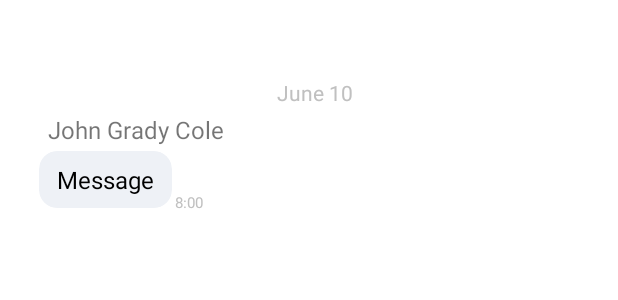
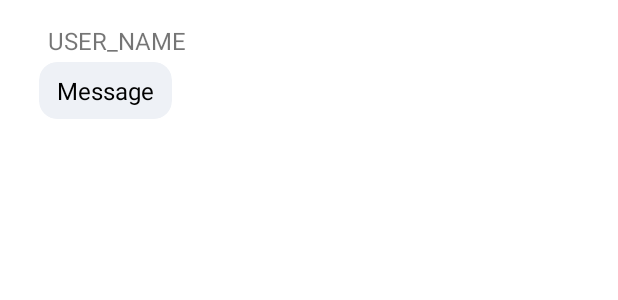
Before and after one commit to jm0rt1/Android-Project3, an Android app: the layout message_received_item.xml on its own in the app's theme, with its tools: preview values and no code run, on a phone screen of 412 x 824 dp. Shown: the top 300 px of the screen. Run offline under Robolectric (Android 15) with nearby library versions, the phone set to English and light mode, and no system bars.

Commit message:
Layout changes

```diff
--- a/app/src/main/res/layout/message_received_item.xml
+++ b/app/src/main/res/layout/message_received_item.xml
@@ -1,25 +1,11 @@
 <?xml version="1.0" encoding="utf-8"?>
 <androidx.constraintlayout.widget.ConstraintLayout xmlns:android="http://schemas.android.com/apk/res/android"
     xmlns:app="http://schemas.android.com/apk/res-auto"
+    xmlns:tools="http://schemas.android.com/tools"
     android:layout_width="match_parent"
     android:layout_height="wrap_content"
     android:layout_marginStart="8dp"
     android:layout_marginTop="16dp">
-
-    <TextView
-        android:id="@+id/text_gchat_date_other"
-        android:layout_width="wrap_content"
-        android:layout_height="wrap_content"
-        android:layout_marginTop="32dp"
-        android:paddingStart="8dp"
-        android:paddingTop="4dp"
-        android:paddingEnd="8dp"
-        android:paddingBottom="4dp"
-        android:text="June 10"
-        android:textColor="#C0C0C0"
-        app:layout_constraintEnd_toEndOf="parent"
-        app:layout_constraintStart_toStartOf="parent"
-        app:layout_constraintTop_toTopOf="parent" />
 
     <ImageView
         android:id="@+id/image_gchat_profile_other"
@@ -28,17 +14,17 @@
         android:layout_marginStart="16dp"
         android:contentDescription="User Icon"
         app:layout_constraintStart_toStartOf="parent"
-        app:layout_constraintTop_toBottomOf="@+id/text_gchat_date_other" />
+        tools:layout_editor_absoluteY="60dp" />
 
     <TextView
         android:id="@+id/text_gchat_user_other"
         android:layout_width="wrap_content"
         android:layout_height="wrap_content"
         android:layout_marginStart="8dp"
-        android:text="John Grady Cole"
+        android:text="USER_NAME"
         android:textSize="16sp"
         app:layout_constraintStart_toEndOf="@+id/image_gchat_profile_other"
-        app:layout_constraintTop_toBottomOf="@+id/text_gchat_date_other" />
+        tools:layout_editor_absoluteY="60dp" />
 
     <androidx.cardview.widget.CardView
         android:id="@+id/card_gchat_message_other"
@@ -75,15 +61,4 @@
     </androidx.cardview.widget.CardView>
 
 
-    <TextView
-        android:id="@+id/text_gchat_timestamp_other"
-        android:layout_width="wrap_content"
-        android:layout_height="wrap_content"
-        android:text="8:00"
-        android:textColor="#C0C0C0"
-        android:textSize="10sp"
-        app:layout_constraintBottom_toBottomOf="@+id/card_gchat_message_other"
-        app:layout_constraintStart_toEndOf="@+id/card_gchat_message_other" />
-
-
 </androidx.constraintlayout.widget.ConstraintLayout>
```
Also changed, not shown: app/src/main/res/layout/activity_conversation.xml (+8 -6 lines), app/src/main/res/layout/message_sent_item.xml (+2 -26 lines).
